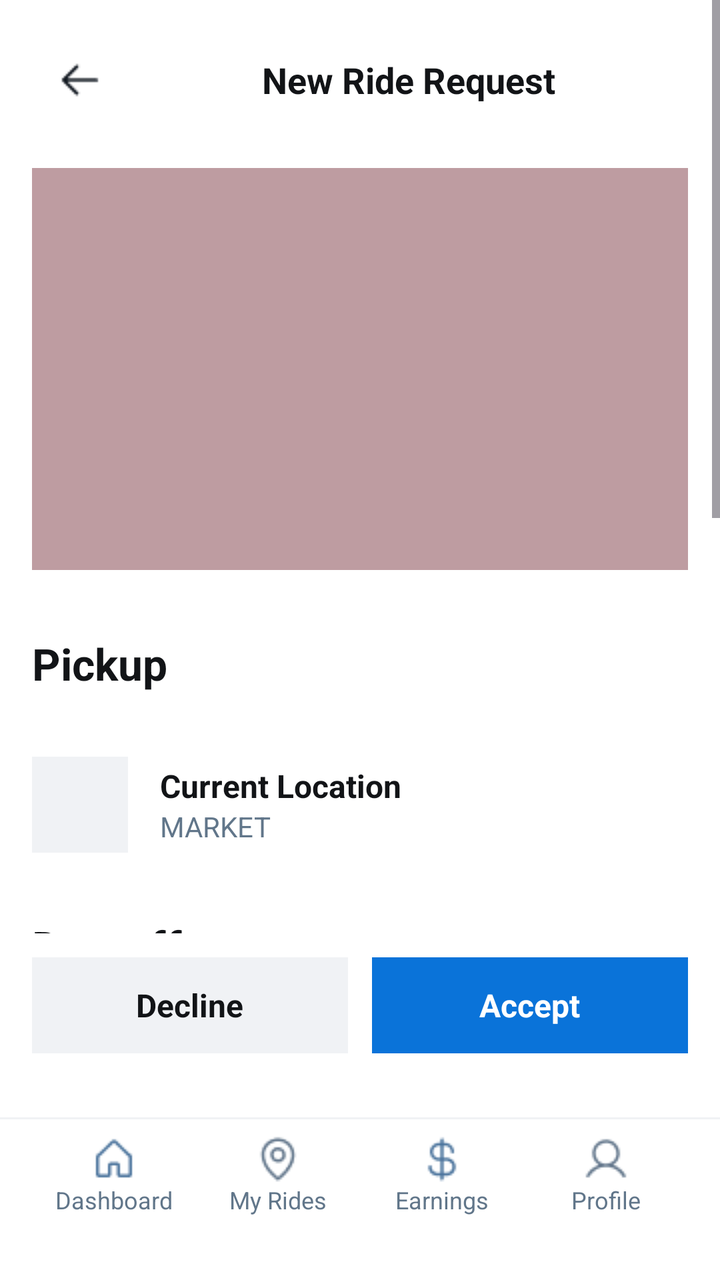
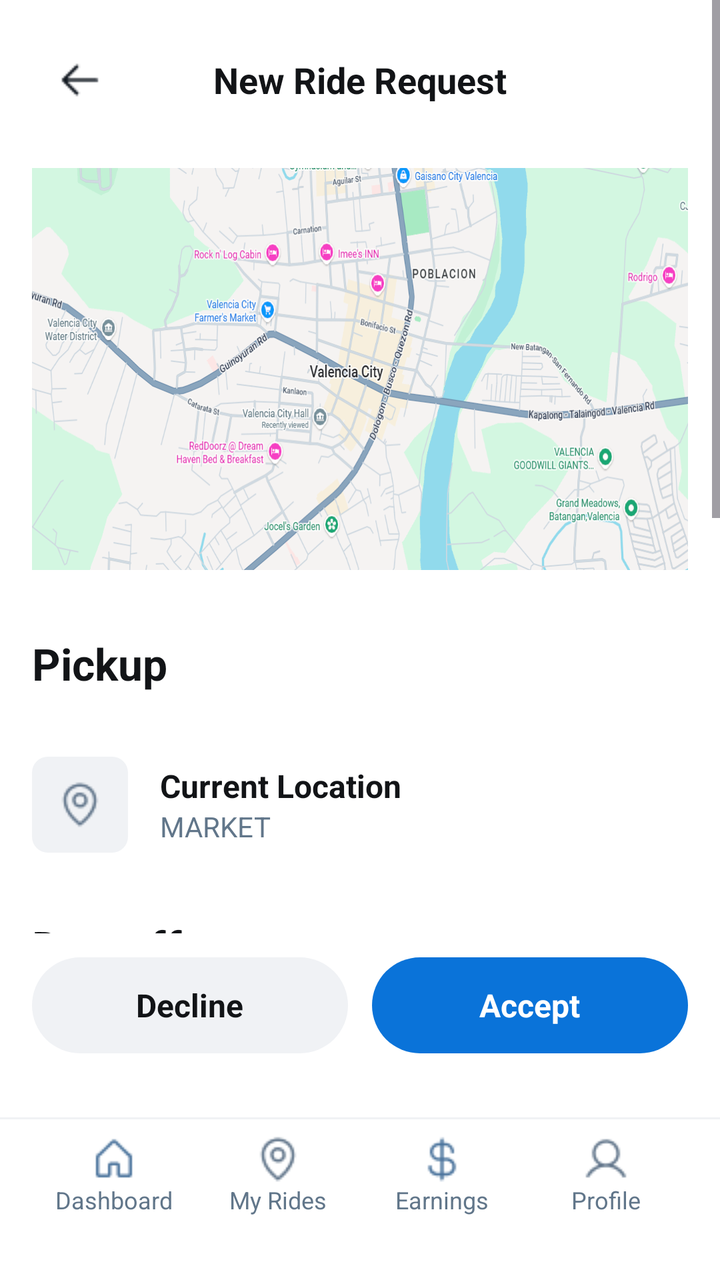

Screens rendered from an Android XML layout before and after an edit, with the pre-edit source and the edit as a unified diff.
<!-- AndroidManifest.xml: application theme Theme.Tricycle_app -->
<!-- res/layout/driverequest.xml -->
<?xml version="1.0" encoding="utf-8"?>
<LinearLayout xmlns:android="http://schemas.android.com/apk/res/android"
    android:layout_width="match_parent"
    android:layout_height="match_parent"
    android:background="#FFFFFF"
    android:orientation="vertical">

    <ScrollView
        android:layout_width="match_parent"
        android:layout_height="0dp"
        android:layout_weight="1"
        android:fillViewport="true">

        <LinearLayout
            android:layout_width="match_parent"
            android:layout_height="wrap_content"
            android:orientation="vertical"
            android:paddingBottom="20dp">

            <LinearLayout
                android:layout_width="match_parent"
                android:layout_height="wrap_content"
                android:gravity="center_vertical"
                android:orientation="horizontal"
                android:paddingStart="16dp"
                android:paddingTop="16dp"
                android:paddingEnd="16dp"
                android:paddingBottom="8dp">

                <LinearLayout
                    android:layout_width="48dp"
                    android:layout_height="48dp"
                    android:gravity="center">

                    <View
                        android:layout_width="24dp"
                        android:layout_height="24dp"
                        android:background="@drawable/arrow" />
                </LinearLayout>

                <TextView
                    android:layout_width="329dp"
                    android:layout_height="wrap_content"
                    android:gravity="center"
                    android:paddingEnd="48dp"
                    android:text="New Ride Request"
                    android:textColor="#121417"
                    android:textSize="18sp"
                    android:textStyle="bold" />
            </LinearLayout>

            <LinearLayout
                android:layout_width="match_parent"
                android:layout_height="wrap_content"
                android:paddingStart="16dp"
                android:paddingTop="12dp"
                android:paddingEnd="16dp"
                android:paddingBottom="12dp">

                <View
                    android:layout_width="match_parent"
                    android:layout_height="201dp"
                    android:background="#807F3B45" />
            </LinearLayout>

            <TextView
                android:layout_width="match_parent"
                android:layout_height="wrap_content"
                android:paddingStart="16dp"
                android:paddingTop="20dp"
                android:paddingBottom="12dp"
                android:text="Pickup"
                android:textColor="#121417"
                android:textSize="22sp"
                android:textStyle="bold" />

            <LinearLayout
                android:layout_width="match_parent"
                android:layout_height="72dp"
                android:layout_marginTop="8dp"
                android:gravity="center_vertical"
                android:orientation="horizontal"
                android:paddingStart="16dp"
                android:paddingEnd="16dp">

                <LinearLayout
                    android:layout_width="48dp"
                    android:layout_height="48dp"
                    android:background="#F0F2F5"
                    android:gravity="center">

                    <View
                        android:layout_width="24dp"
                        android:layout_height="24dp"
                        android:background="@android:color/transparent" />
                </LinearLayout>

                <LinearLayout
                    android:layout_width="0dp"
                    android:layout_height="wrap_content"
                    android:layout_marginStart="16dp"
                    android:layout_weight="1"
                    android:orientation="vertical">

                    <TextView
                        android:layout_width="wrap_content"
                        android:layout_height="wrap_content"
                        android:text="Current Location"
                        android:textColor="#121417"
                        android:textSize="16sp"
                        android:textStyle="bold" />

                    <TextView
                        android:layout_width="wrap_content"
                        android:layout_height="wrap_content"
                        android:text="MARKET"
                        android:textColor="#61768A"
                        android:textSize="14sp" />
                </LinearLayout>
            </LinearLayout>

            <TextView
                android:layout_width="match_parent"
                android:layout_height="wrap_content"
                android:paddingStart="16dp"
                android:paddingTop="20dp"
                android:paddingBottom="12dp"
                android:text="Dropoff"
                android:textColor="#121417"
                android:textSize="22sp"
                android:textStyle="bold" />

            <LinearLayout
                android:layout_width="match_parent"
                android:layout_height="72dp"
                android:layout_marginTop="8dp"
                android:gravity="center_vertical"
                android:orientation="horizontal"
                android:paddingStart="16dp"
                android:paddingEnd="16dp">

                <LinearLayout
                    android:layout_width="48dp"
                    android:layout_height="48dp"
                    android:background="#F0F2F5"
                    android:gravity="center">

                    <View
                        android:layout_width="24dp"
                        android:layout_height="24dp"
                        android:background="@android:color/transparent" />
                </LinearLayout>

                <LinearLayout
                    android:layout_width="0dp"
                    android:layout_height="wrap_content"
                    android:layout_marginStart="16dp"
                    android:layout_weight="1"
                    android:orientation="vertical">

                    <TextView
                        android:layout_width="wrap_content"
                        android:layout_height="wrap_content"
                        android:text="Destination"
                        android:textColor="#121417"
                        android:textSize="16sp"
                        android:textStyle="bold" />

                    <TextView
                        android:layout_width="wrap_content"
                        android:layout_height="wrap_content"
                        android:text="Hagkol"
                        android:textColor="#61768A"
                        android:textSize="14sp" />
                </LinearLayout>
            </LinearLayout>

            <LinearLayout
                android:layout_width="match_parent"
                android:layout_height="wrap_content"
                android:orientation="vertical"
                android:padding="16dp">

                <LinearLayout
                    android:layout_width="match_parent"
                    android:layout_height="wrap_content"
                    android:orientation="horizontal"
                    android:paddingTop="8dp"
                    android:paddingBottom="8dp">

                    <TextView
                        android:layout_width="0dp"
                        android:layout_height="wrap_content"
                        android:layout_weight="1"
                        android:text="Estimated Fare"
                        android:textColor="#61768A"
                        android:textSize="14sp" />

                    <TextView
                        android:layout_width="wrap_content"
                        android:layout_height="wrap_content"
                        android:text="$9.25"
                        android:textColor="#121417"
                        android:textSize="14sp" />
                </LinearLayout>

                <LinearLayout
                    android:layout_width="match_parent"
                    android:layout_height="wrap_content"
                    android:orientation="horizontal"
                    android:paddingTop="8dp"
                    android:paddingBottom="8dp">

                    <TextView
                        android:layout_width="0dp"
                        android:layout_height="wrap_content"
                        android:layout_weight="1"
                        android:text="Estimated Time to Pickup"
                        android:textColor="#61768A"
                        android:textSize="14sp" />

                    <TextView
                        android:layout_width="wrap_content"
                        android:layout_height="wrap_content"
                        android:text="4 min"
                        android:textColor="#121417"
                        android:textSize="14sp" />
                </LinearLayout>
            </LinearLayout>

            <LinearLayout
                android:layout_width="match_parent"
                android:layout_height="wrap_content"
                android:orientation="horizontal"
                android:paddingStart="16dp"
                android:paddingTop="24dp"
                android:paddingEnd="16dp"
                android:paddingBottom="24dp">

                <LinearLayout
                    android:layout_width="0dp"
                    android:layout_height="wrap_content"
                    android:layout_marginEnd="8dp"
                    android:layout_weight="1"
                    android:orientation="vertical">

                    <LinearLayout
                        android:layout_width="match_parent"
                        android:layout_height="56dp"
                        android:background="#F0F2F5"
                        android:gravity="center_vertical"
                        android:paddingStart="12dp">

                        <TextView
                            android:layout_width="wrap_content"
                            android:layout_height="wrap_content"
                            android:text="00"
                            android:textColor="#121417"
                            android:textSize="18sp"
                            android:textStyle="bold" />
                    </LinearLayout>

                    <TextView
                        android:layout_width="match_parent"
                        android:layout_height="wrap_content"
                        android:paddingTop="16dp"
                        android:text="Minutes"
                        android:textColor="#121417"
                        android:textSize="14sp" />
                </LinearLayout>

                <LinearLayout
                    android:layout_width="0dp"
                    android:layout_height="wrap_content"
                    android:layout_marginStart="8dp"
                    android:layout_weight="1"
                    android:orientation="vertical">

                    <LinearLayout
                        android:layout_width="match_parent"
                        android:layout_height="56dp"
                        android:background="#F0F2F5"
                        android:gravity="center_vertical"
                        android:paddingStart="12dp">

                        <TextView
                            android:layout_width="wrap_content"
                            android:layout_height="wrap_content"
                            android:text="15"
                            android:textColor="#121417"
                            android:textSize="18sp"
                            android:textStyle="bold" />
                    </LinearLayout>

                    <TextView
                        android:layout_width="match_parent"
                        android:layout_height="wrap_content"
                        android:paddingTop="16dp"
                        android:text="Seconds"
                        android:textColor="#121417"
                        android:textSize="14sp" />
                </LinearLayout>
            </LinearLayout>

        </LinearLayout>
    </ScrollView>

    <LinearLayout
        android:layout_width="match_parent"
        android:layout_height="wrap_content"
        android:orientation="horizontal"
        android:paddingStart="16dp"
        android:paddingTop="12dp"
        android:paddingEnd="16dp"
        android:paddingBottom="12dp">

        <LinearLayout
            android:layout_width="0dp"
            android:layout_height="48dp"
            android:layout_marginEnd="6dp"
            android:layout_weight="1"
            android:background="#F0F2F5"
            android:gravity="center">

            <TextView
                android:layout_width="wrap_content"
                android:layout_height="wrap_content"
                android:text="Decline"
                android:textColor="#121417"
                android:textSize="16sp"
                android:textStyle="bold" />
        </LinearLayout>

        <LinearLayout
            android:layout_width="0dp"
            android:layout_height="48dp"
            android:layout_marginStart="6dp"
            android:layout_weight="1"
            android:background="#0A73D9"
            android:gravity="center">

            <TextView
                android:layout_width="wrap_content"
                android:layout_height="wrap_content"
                android:text="Accept"
                android:textColor="#FFFFFF"
                android:textSize="16sp"
                android:textStyle="bold" />
        </LinearLayout>
    </LinearLayout>

    <View
        android:layout_width="match_parent"
        android:layout_height="20dp"
        android:background="#FFFFFF" />

    <include layout="@layout/drivernav" />

</LinearLayout>
<!-- res/layout/drivernav.xml (included above) -->
<?xml version="1.0" encoding="utf-8"?>
<LinearLayout xmlns:android="http://schemas.android.com/apk/res/android"
    android:layout_width="match_parent"
    android:layout_height="wrap_content"
    android:orientation="vertical"
    android:background="#FFFFFF">

    <View
        android:layout_width="match_parent"
        android:layout_height="1dp"
        android:background="#F0F2F5"/>

    <LinearLayout
        android:layout_width="match_parent"
        android:layout_height="wrap_content"
        android:orientation="horizontal"
        android:paddingTop="8dp"
        android:paddingBottom="12dp"
        android:paddingStart="16dp"
        android:paddingEnd="16dp">

        <LinearLayout
            android:layout_width="0dp"
            android:layout_height="wrap_content"
            android:layout_weight="1"
            android:orientation="vertical"
            android:gravity="center">

            <View
                android:layout_width="24dp"
                android:layout_height="24dp"
                android:background="@drawable/home" />

            <TextView
                android:layout_width="wrap_content"
                android:layout_height="wrap_content"
                android:text="Dashboard"
                android:textSize="12sp"
                android:textColor="#61768A"/>
        </LinearLayout>

        <LinearLayout
            android:layout_width="0dp"
            android:layout_height="wrap_content"
            android:layout_weight="1"
            android:orientation="vertical"
            android:gravity="center">

            <View
                android:layout_width="24dp"
                android:layout_height="24dp"
                android:background="@drawable/locationpin" />

            <TextView
                android:layout_width="wrap_content"
                android:layout_height="wrap_content"
                android:text="My Rides"
                android:textSize="12sp"
                android:textColor="#61768A"/>
        </LinearLayout>

        <LinearLayout
            android:layout_width="0dp"
            android:layout_height="wrap_content"
            android:layout_weight="1"
            android:orientation="vertical"
            android:gravity="center">

            <View
                android:layout_width="24dp"
                android:layout_height="24dp"
                android:background="@drawable/money" />

            <TextView
                android:layout_width="wrap_content"
                android:layout_height="wrap_content"
                android:text="Earnings"
                android:textSize="12sp"
                android:textColor="#61768A"/>
        </LinearLayout>

        <LinearLayout
            android:layout_width="0dp"
            android:layout_height="wrap_content"
            android:layout_weight="1"
            android:orientation="vertical"
            android:gravity="center">

            <View
                android:layout_width="24dp"
                android:layout_height="24dp"
                android:background="@drawable/profile" />

            <TextView
                android:layout_width="wrap_content"
                android:layout_height="wrap_content"
                android:text="Profile"
                android:textSize="12sp"
                android:textColor="#61768A"/>
        </LinearLayout>

    </LinearLayout>

    <View
        android:layout_width="match_parent"
        android:layout_height="20dp"
        android:background="#FFFFFF"/>

</LinearLayout>
<!-- resources referenced by this layout -->
<resources>
  <!-- drawable arrow: png bitmap (drawable, 284 bytes) -->
  <!-- drawable home: png bitmap (drawable, 468 bytes) -->
  <!-- drawable locationpin: png bitmap (drawable, 805 bytes) -->
  <!-- drawable money: png bitmap (drawable, 640 bytes) -->
  <!-- drawable profile: png bitmap (drawable, 661 bytes) -->
  <style name="Theme.Tricycle_app" parent="Base.Theme.Tricycle_app" />
  <style name="Base.Theme.Tricycle_app" parent="Theme.Material3.DayNight.NoActionBar">
          
          
      </style>
</resources>

<!-- the commit's change to res/layout/driverequest.xml (unified diff, before → after) -->
@@ -28,9 +28,12 @@
                 android:paddingBottom="8dp">
 
                 <LinearLayout
+                    android:id="@+id/btnBack"
                     android:layout_width="48dp"
                     android:layout_height="48dp"
-                    android:gravity="center">
+                    android:gravity="center"
+                    android:clickable="true"
+                    android:focusable="true">
 
                     <View
                         android:layout_width="24dp"
@@ -39,7 +42,8 @@
                 </LinearLayout>
 
                 <TextView
-                    android:layout_width="329dp"
+                    android:layout_width="0dp"
+                    android:layout_weight="1"
                     android:layout_height="wrap_content"
                     android:gravity="center"
                     android:paddingEnd="48dp"
@@ -60,7 +64,7 @@
                 <View
                     android:layout_width="match_parent"
                     android:layout_height="201dp"
-                    android:background="#807F3B45" />
+                    android:background="@drawable/map" />
             </LinearLayout>
 
             <TextView
@@ -86,13 +90,13 @@
                 <LinearLayout
                     android:layout_width="48dp"
                     android:layout_height="48dp"
-                    android:background="#F0F2F5"
+                    android:background="@drawable/bg_rounded_light_grey"
                     android:gravity="center">
 
                     <View
                         android:layout_width="24dp"
                         android:layout_height="24dp"
-                        android:background="@android:color/transparent" />
+                        android:background="@drawable/locationpin" />
                 </LinearLayout>
 
                 <LinearLayout
@@ -142,13 +146,13 @@
                 <LinearLayout
                     android:layout_width="48dp"
                     android:layout_height="48dp"
-                    android:background="#F0F2F5"
+                    android:background="@drawable/bg_rounded_light_grey"
                     android:gravity="center">
 
                     <View
                         android:layout_width="24dp"
                         android:layout_height="24dp"
-                        android:background="@android:color/transparent" />
+                        android:background="@drawable/locationpin" />
                 </LinearLayout>
 
                 <LinearLayout
@@ -247,7 +251,7 @@
                     <LinearLayout
                         android:layout_width="match_parent"
                         android:layout_height="56dp"
-                        android:background="#F0F2F5"
+                        android:background="@drawable/bg_rounded_light_grey"
                         android:gravity="center_vertical"
                         android:paddingStart="12dp">
 
@@ -279,7 +283,7 @@
                     <LinearLayout
                         android:layout_width="match_parent"
                         android:layout_height="56dp"
-                        android:background="#F0F2F5"
+                        android:background="@drawable/bg_rounded_light_grey"
                         android:gravity="center_vertical"
                         android:paddingStart="12dp">
 
@@ -319,8 +323,10 @@
             android:layout_height="48dp"
             android:layout_marginEnd="6dp"
             android:layout_weight="1"
-            android:background="#F0F2F5"
-            android:gravity="center">
+            android:background="@drawable/bg_pill_grey"
+            android:gravity="center"
+            android:clickable="true"
+            android:focusable="true">
 
             <TextView
                 android:layout_width="wrap_content"
@@ -336,8 +342,10 @@
             android:layout_height="48dp"
             android:layout_marginStart="6dp"
             android:layout_weight="1"
-            android:background="#0A73D9"
-            android:gravity="center">
+            android:background="@drawable/bg_pill_blue"
+            android:gravity="center"
+            android:clickable="true"
+            android:focusable="true">
 
             <TextView
                 android:layout_width="wrap_content"
<!-- resource entries referenced after the edit -->
@@ -1,8 +1,27 @@
 <!-- resources referenced by this layout -->
 <resources>
   <!-- drawable arrow: png bitmap (drawable, 284 bytes) -->
+  <!-- drawable bg_pill_blue (drawable) -->
+  <?xml version="1.0" encoding="utf-8"?>
+  <shape xmlns:android="http://schemas.android.com/apk/res/android"
+      android:shape="rectangle">
+      <solid android:color="#0A73D9" /> <corners android:radius="100dp" /> </shape>
+  <!-- drawable bg_pill_grey (drawable) -->
+  <?xml version="1.0" encoding="utf-8"?>
+  <shape xmlns:android="http://schemas.android.com/apk/res/android"
+      android:shape="rectangle">
+      <solid android:color="#F0F2F5" /> <corners android:radius="100dp" />
+  </shape>
+  <!-- drawable bg_rounded_light_grey (drawable) -->
+  <?xml version="1.0" encoding="utf-8"?>
+  <shape xmlns:android="http://schemas.android.com/apk/res/android"
+      android:shape="rectangle">
+      <solid android:color="#F0F2F5" />
+      <corners android:radius="8dp" />
+  </shape>
   <!-- drawable home: png bitmap (drawable, 468 bytes) -->
   <!-- drawable locationpin: png bitmap (drawable, 805 bytes) -->
+  <!-- drawable map: png bitmap (drawable, 265506 bytes) -->
   <!-- drawable money: png bitmap (drawable, 640 bytes) -->
   <!-- drawable profile: png bitmap (drawable, 661 bytes) -->
   <style name="Theme.Tricycle_app" parent="Base.Theme.Tricycle_app" />
